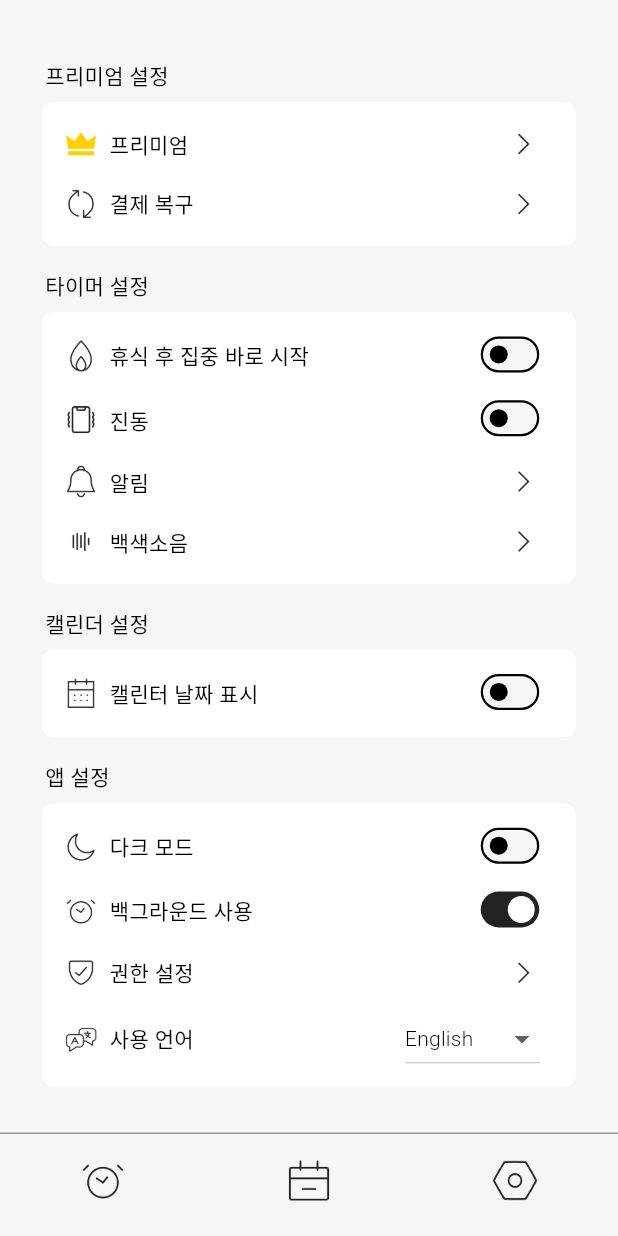
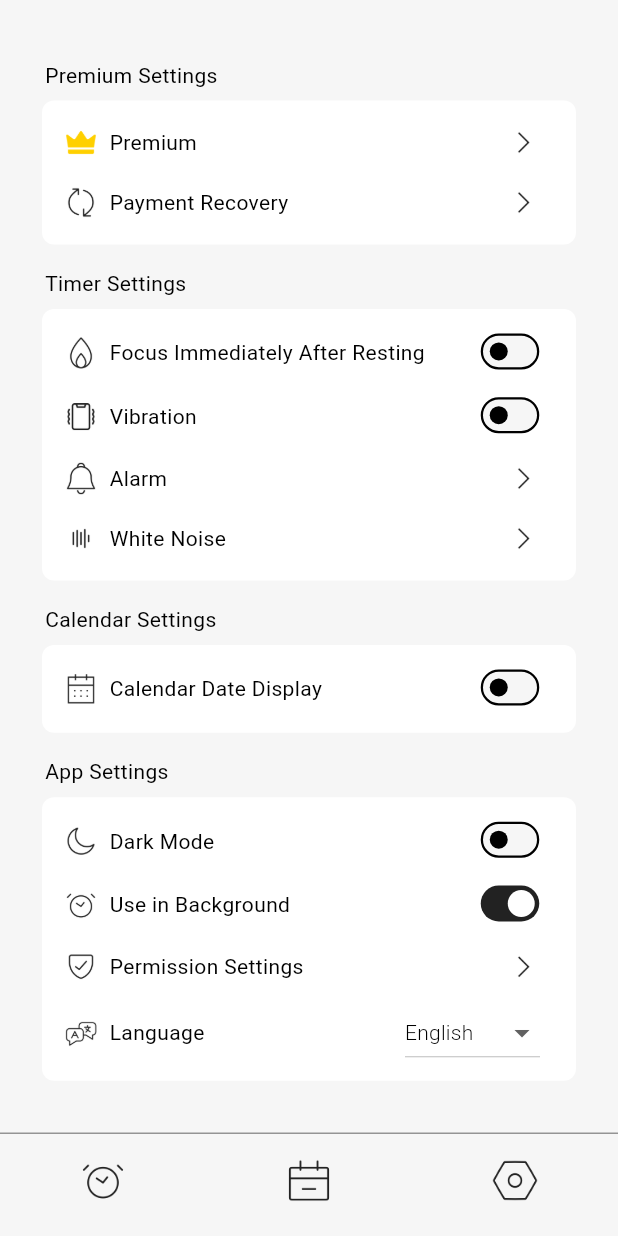
Before and after one commit to kmwh/pomoslime, a Flutter app: the screen it shows after launch, item 3 of the bottom bar chosen, on a phone screen of 412 x 824 dp. Run offline on Flutter 3.47's test engine with Material 3 defaults, Android fonts, the phone set to English and light mode, and no system bars; our stand-ins replace easy_localization, flutter_heatmap_calendar, hive, hive_flutter, lottie; accounts and stored records are empty.

Commit message:
FEAT: 다국어 기능 추가
영어, 한국어

```diff
--- a/lib/provider/language_provider.dart
+++ b/lib/provider/language_provider.dart
@@ -1,5 +1,6 @@
 import 'package:flutter/material.dart';
 import 'package:pomoslime/model/user_data_model.dart';
+import 'package:easy_localization/easy_localization.dart';
 
 class LanguageProvider with ChangeNotifier {
   final UserDataModel _userData;
@@ -8,9 +9,15 @@ class LanguageProvider with ChangeNotifier {
 
   String get language => _userData.language;
 
-  void selectLanguage(String language) {
+  Future<void> selectLanguage(BuildContext context, String language) async {
     _userData.language = language;
     _userData.save();
+
+    if (language == "English") {
+      await context.setLocale(const Locale('en'));
+    } else if (language == '한국어') {
+      await context.setLocale(const Locale('ko'));
+    }
 
     notifyListeners();
   }
--- a/lib/screens/edit_to_do_screen.dart
+++ b/lib/screens/edit_to_do_screen.dart
@@ -6,6 +6,7 @@ import 'package:pomoslime/widgets/edit_to_do/edit_content.dart';
 import 'package:pomoslime/widgets/edit_to_do/edit_text_field.dart';
 import 'package:pomoslime/widgets/custom/custom_dialog.dart';
 import 'package:provider/provider.dart';
+import 'package:easy_localization/easy_localization.dart';
 
 class EditToDoScreen extends StatefulWidget {
   final int? index;
@@ -60,8 +61,8 @@ class _EditToDoScreenState extends State<EditToDoScreen> {
         context: context,
         builder: (context) {
           return CustomDialog(
-            title: "세션 편집",
-            content: "현재 진행 중인 세션이 초기화됩니다",
+            title: "save_session_settings".tr(),
+            content: "save_session_settings_description".tr(),
             onPressed: () {
               context
                   .read<ToDoListProvider>()
@@ -89,7 +90,7 @@ class _EditToDoScreenState extends State<EditToDoScreen> {
       backgroundColor: Theme.of(context).colorScheme.surface,
       appBar: AppBar(
         title: Text(
-          widget.index == null ? "Add To Do" : "Edit To Do",
+          widget.index == null ? "add_to_do".tr() : "edit_to_do".tr(),
           style: const TextStyle(
             fontSize: 20,
             fontWeight: FontWeight.w300,
@@ -169,7 +170,7 @@ class _EditToDoScreenState extends State<EditToDoScreen> {
                 child: Column(
                   children: [
                     EditContent(
-                      text: "집중 횟수",
+                      text: "focus_count".tr(),
                       timeUnit: 1,
                       currentValue: newToDo["focusCount"],
                       maxValue: 16,
@@ -178,7 +179,7 @@ class _EditToDoScreenState extends State<EditToDoScreen> {
                       changeValueFunc: setNewToDoValue,
                     ),
                     EditContent(
-                      text: "집중 시간",
+                      text: "focus_time".tr(),
                       timeUnit: newToDo["timeUnit"],
                       currentValue: newToDo["focusTime"],
                       maxValue: 180,
@@ -188,7 +189,7 @@ class _EditToDoScreenState extends State<EditToDoScreen> {
                       isMinute: true,
                     ),
                     EditContent(
-                      text: "휴식 시간",
+                      text: "break_time".tr(),
                       timeUnit: newToDo["timeUnit"],
                       currentValue: newToDo["shortBreakTime"],
                       maxValue: 60,
@@ -198,7 +199,7 @@ class _EditToDoScreenState extends State<EditToDoScreen> {
                       isMinute: true,
                     ),
                     EditContent(
-                      text: "긴 휴식 시간",
+                      text: "long_break_time".tr(),
                       timeUnit: newToDo["timeUnit"],
                       currentValue: newToDo["longBreakTime"],
                       maxValue: 120,
@@ -208,7 +209,7 @@ class _EditToDoScreenState extends State<EditToDoScreen> {
                       isMinute: true,
                     ),
                     EditContent(
-                      text: "시간 단위",
+                      text: "time_unit".tr(),
                       timeUnit: 4,
                       currentValue: newToDo["timeUnit"],
                       maxValue: 5,
@@ -224,7 +225,7 @@ class _EditToDoScreenState extends State<EditToDoScreen> {
                 mainAxisAlignment: MainAxisAlignment.center,
                 children: [
                   CustomTextButton(
-                    text: "저장",
+                    text: "save".tr(),
                     onPressed: saveNewToDo,
                     horizontalPadding: 30,
                     verticalPadding: 12,
@@ -233,7 +234,7 @@ class _EditToDoScreenState extends State<EditToDoScreen> {
                     width: 10,
                   ),
                   CustomTextButton(
-                    text: "취소",
+                    text: "cancel".tr(),
                     onPressed: () => Navigator.pop(context),
                     horizontalPadding: 30,
                     verticalPadding: 12,
--- a/lib/screens/setting_screen.dart
+++ b/lib/screens/setting_screen.dart
@@ -2,6 +2,7 @@ import 'package:flutter/material.dart';
 import 'package:pomoslime/provider/background_usage_provider.dart';
 import 'package:pomoslime/provider/calender_provider.dart';
 import 'package:pomoslime/provider/focus_immediately_provider.dart';
+import 'package:pomoslime/provider/language_provider.dart';
 import 'package:pomoslime/provider/theme_provider.dart';
 import 'package:pomoslime/provider/vibration_provider.dart';
 import 'package:pomoslime/widgets/setting/language_menu.dart';
@@ -10,6 +11,7 @@ import 'package:pomoslime/widgets/setting/setting_item_popup.dart';
 import 'package:pomoslime/widgets/setting/setting_item_switch.dart';
 import 'package:pomoslime/widgets/setting/setting_menu.dart';
 import 'package:provider/provider.dart';
+import 'package:easy_localization/easy_localization.dart';
 
 class SettingScreen extends StatelessWidget {
   const SettingScreen({super.key});
@@ -31,33 +33,36 @@ class SettingScreen extends StatelessWidget {
         horizontal: 28,
       ),
       child: SingleChildScrollView(
-        child: Column(
+        child: Consumer<LanguageProvider>(
+          builder: (context, value, child) {
+            return Column(
               crossAxisAlignment: CrossAxisAlignment.start,
               children: [
                 SettingMenu(
-              title: "프리미엄 설정",
+                  title: 'premium_settings'.tr(),
                   children: [
                     SettingItemPopup(
                       icon: "assets/images/crown.png",
-                  text: "프리미엄",
+                      text: 'premium'.tr(),
                       func: () {},
                       isCrown: true,
                     ),
                     SettingItemPopup(
                       icon: "assets/images/refresh.png",
-                  text: "결제 복구",
+                      text: 'payment_recovery'.tr(),
                       func: () {},
                     ),
                   ],
                 ),
                 SettingMenu(
-              title: "타이머 설정",
+                  title: "timer_settings".tr(),
                   children: [
                     SettingItemSwitch(
-                  initialValue:
-                      context.read<FocusImmediatelyProvider>().focusImmediately,
+                      initialValue: context
+                          .read<FocusImmediatelyProvider>()
+                          .focusImmediately,
                       icon: "assets/images/fire.png",
-                  text: "휴식 후 집중 바로 시작",
+                      text: "focus_immediately_after_resting".tr(),
                       onChanged: (value) {
                         context.read<FocusImmediatelyProvider>().toggle();
                       },
@@ -65,77 +70,82 @@ class SettingScreen extends StatelessWidget {
                     SettingItemSwitch(
                       initialValue: context.read<VibrationProvider>().vibration,
                       icon: "assets/images/vibration.png",
-                  text: "진동",
+                      text: "vibration".tr(),
                       onChanged: (value) {
                         context.read<VibrationProvider>().toggle();
                       },
                     ),
                     SettingItemPopup(
                       icon: "assets/images/notification.png",
-                  text: "알림",
+                      text: "alarm".tr(),
                       func: () => NotificationMenu.showOptions(context),
                     ),
                     SettingItemPopup(
                       icon: "assets/images/sound.png",
-                  text: "백색소음",
+                      text: "white_noise".tr(),
                       func: () {},
                     ),
                   ],
                 ),
                 SettingMenu(
-              title: "캘린더 설정",
+                  title: "calendar_settings".tr(),
                   children: [
                     SettingItemSwitch(
                       initialValue: context.read<CalenderProvider>().numberView,
                       icon: "assets/images/calender_date.png",
-                  text: "캘린터 날짜 표시",
-                  onChanged: (value) =>
-                      context.read<CalenderProvider>().toggleNumberView(value),
+                      text: "date_display".tr(),
+                      onChanged: (value) => context
+                          .read<CalenderProvider>()
+                          .toggleNumberView(value),
                     ),
                   ],
                 ),
                 SettingMenu(
-              title: "앱 설정",
+                  title: "app_settings".tr(),
                   children: [
                     SettingItemSwitch(
                       initialValue: context.read<ThemeProvider>().darkMode,
                       icon: "assets/images/moon.png",
-                  text: "다크 모드",
-                  onChanged: (value) => context.read<ThemeProvider>().toggle(),
+                      text: "dark_mode".tr(),
+                      onChanged: (value) =>
+                          context.read<ThemeProvider>().toggle(),
                     ),
                     SettingItemSwitch(
-                  initialValue:
-                      context.read<BackgroundUsageProvider>().backgroundUsage,
+                      initialValue: context
+                          .read<BackgroundUsageProvider>()
+                          .backgroundUsage,
                       icon: "assets/images/timer.png",
-                  text: "백그라운드 사용",
+                      text: "use_in_background".tr(),
                       onChanged: (value) {
                         context.read<BackgroundUsageProvider>().toggle();
                       },
                     ),
                     SettingItemPopup(
                       icon: "assets/images/security.png",
-                  text: "권한 설정",
+                      text: "permission_settings".tr(),
                       func: () {},
                     ),
                     const LanguageMenu(),
                   ],
                 ),
                 SettingMenu(
-              title: "앱 정보",
+                  title: "app_info".tr(),
                   children: [
                     SettingItemPopup(
                       icon: "assets/images/star.png",
-                  text: "리뷰 작성하기",
+                      text: "app_review".tr(),
                       func: () {},
                     ),
                     SettingItemPopup(
                       icon: "assets/images/manual.png",
-                  text: "자주 묻는 질문",
+                      text: "faq".tr(),
                       func: () {},
                     ),
                   ],
                 ),
               ],
+            );
+          },
         ),
       ),
     );
--- a/lib/widgets/custom/custom_dialog.dart
+++ b/lib/widgets/custom/custom_dialog.dart
@@ -1,5 +1,6 @@
 import 'package:flutter/material.dart';
 import 'package:pomoslime/widgets/custom/custom_text_button.dart';
+import 'package:easy_localization/easy_localization.dart';
 
 class CustomDialog extends StatelessWidget {
   final String title;
@@ -42,7 +43,7 @@ class CustomDialog extends StatelessWidget {
               mainAxisAlignment: MainAxisAlignment.center,
               children: [
                 CustomTextButton(
-                  text: "확인",
+                  text: "ok".tr(),
                   fontSize: 14,
                   onPressed: onPressed,
                   horizontalPadding: 26,
@@ -52,7 +53,7 @@ class CustomDialog extends StatelessWidget {
                   width: 8,
                 ),
                 CustomTextButton(
-                  text: "취소",
+                  text: "cancel".tr(),
                   fontSize: 14,
                   onPressed: () => Navigator.pop(context),
                   horizontalPadding: 26,
--- a/lib/widgets/setting/language_menu.dart
+++ b/lib/widgets/setting/language_menu.dart
@@ -1,6 +1,7 @@
 import 'package:flutter/material.dart';
 import 'package:pomoslime/provider/language_provider.dart';
 import 'package:provider/provider.dart';
+import 'package:easy_localization/easy_localization.dart';
 
 class LanguageMenu extends StatelessWidget {
   const LanguageMenu({super.key});
@@ -25,9 +26,9 @@ class LanguageMenu extends StatelessWidget {
                 color: Theme.of(context).colorScheme.primary,
               ),
             ),
-            const Text(
-              "사용 언어",
-              style: TextStyle(
+            Text(
+              'language'.tr(),
+              style: const TextStyle(
                 fontSize: 14,
                 fontWeight: FontWeight.w400,
               ),
@@ -37,13 +38,13 @@ class LanguageMenu extends StatelessWidget {
         Container(
           padding: const EdgeInsets.only(right: 10),
           width: 100,
-          child: Consumer<LanguageProvider>(
-            builder: (context, provider, child) {
-              return DropdownButton<String>(
-                value: provider.language,
+          child: DropdownButton<String>(
+            value: context.read<LanguageProvider>().language,
             onChanged: (String? newValue) {
               if (newValue != null) {
-                    provider.selectLanguage(newValue);
+                context
+                    .read<LanguageProvider>()
+                    .selectLanguage(context, newValue);
               }
             },
             items: languageItems.map<DropdownMenuItem<String>>(
@@ -61,8 +62,6 @@ class LanguageMenu extends StatelessWidget {
               },
             ).toList(),
             isExpanded: true,
-              );
-            },
           ),
         )
       ],
--- a/lib/widgets/timer/timer_buttons.dart
+++ b/lib/widgets/timer/timer_buttons.dart
@@ -2,6 +2,7 @@ import 'package:flutter/material.dart';
 import 'package:pomoslime/provider/timer_provider.dart';
 import 'package:pomoslime/widgets/custom/custom_dialog.dart';
 import 'package:provider/provider.dart';
+import 'package:easy_localization/easy_localization.dart';
 
 class TimerButtons extends StatelessWidget {
   const TimerButtons({super.key});
@@ -11,8 +12,8 @@ class TimerButtons extends StatelessWidget {
       context: context,
       builder: (context) {
         return CustomDialog(
-          title: "세션 초기화",
-          content: "세션을 초기화하면 이전 과정까지 기록됩니다",
+          title: "reset_session".tr(),
+          content: "reset_session_description".tr(),
           onPressed: () {
             context.read<TimerProvider>().onCancelPressed();
             Navigator.pop(context);
--- a/lib/widgets/to_do_list/to_do_list_item.dart
+++ b/lib/widgets/to_do_list/to_do_list_item.dart
@@ -5,6 +5,7 @@ import 'package:pomoslime/screens/edit_to_do_screen.dart';
 import 'package:pomoslime/widgets/custom/custom_checkbox.dart';
 import 'package:pomoslime/widgets/custom/custom_dialog.dart';
 import 'package:provider/provider.dart';
+import 'package:easy_localization/easy_localization.dart';
 
 class ToDoListItem extends StatelessWidget {
   final int index;
@@ -22,8 +23,8 @@ class ToDoListItem extends StatelessWidget {
         context: context,
         builder: (context) {
           return CustomDialog(
-            title: "세션 변경",
-            content: "세션을 변경하면 현재 세션이 초기화됩니다.",
+            title: "change_to_do".tr(),
+            content: "change_to_do_description".tr(),
             onPressed: () {
               context.read<ToDoListProvider>().setCurrentToDo(index);
               context.read<TimerProvider>().onCancelPressed();
@@ -43,8 +44,8 @@ class ToDoListItem extends StatelessWidget {
       context: context,
       builder: (context) {
         return CustomDialog(
-          title: "세션 삭제",
-          content: "삭제된 세션은 복구되지 않습니다",
+          title: "delete_to_do".tr(),
+          content: "delete_to_do_description".tr(),
           onPressed: () {
             context.read<ToDoListProvider>().deleteToDo(index);
             Navigator.pop(context);
--- a/pubspec.yaml
+++ b/pubspec.yaml
@@ -16,6 +16,7 @@ dependencies:
     hive: ^2.2.3
     hive_flutter: ^1.1.0
     lottie: ^3.1.2
+    easy_localization: ^3.0.7
 
 dev_dependencies:
     flutter_test:
@@ -30,3 +31,4 @@ flutter:
     assets:
         - assets/images/
         - assets/animations/
+        - assets/translations/
```
Also changed, not shown: assets/translations/en.json (added, +45 -0 lines), assets/translations/ko.json (added, +45 -0 lines), lib/main.dart (+14 -3 lines), lib/screens/calender_screen.dart (+17 -11 lines), lib/screens/to_do_list_screen.dart (+4 -3 lines), pubspec.lock, 2 other files. Lines whose indentation alone changed are shown as unchanged.
